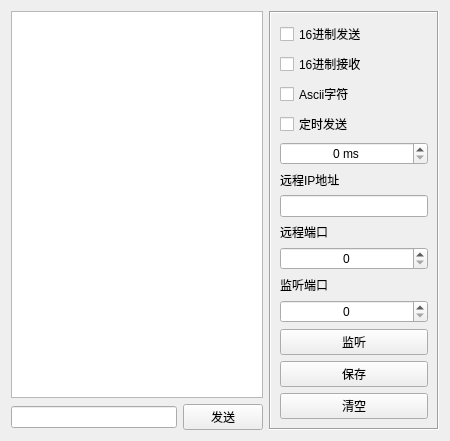
Old version of the form HeExample/HeControl/HUdpServerWidget.ui in the repository hexianqi/QtCode.
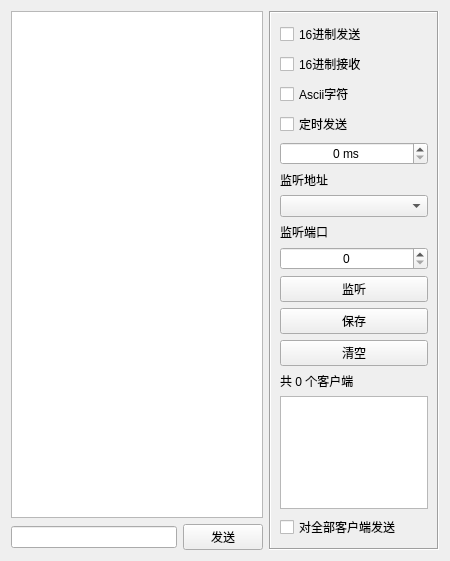
New version of the form.

Patch:
```diff
--- a/HeExample/HeControl/HUdpServerWidget.ui
+++ b/HeExample/HeControl/HUdpServerWidget.ui
@@ -7,7 +7,7 @@
     <x>0</x>
     <y>0</y>
     <width>450</width>
-    <height>413</height>
+    <height>561</height>
    </rect>
   </property>
   <property name="windowTitle">
@@ -98,29 +98,12 @@
       <item>
        <widget class="QLabel" name="label_101">
         <property name="text">
-         <string>远程IP地址</string>
+         <string>监听地址</string>
         </property>
        </widget>
       </item>
       <item>
-       <widget class="QLineEdit" name="lineEdit_101"/>
-      </item>
-      <item>
-       <widget class="QLabel" name="label_102">
-        <property name="text">
-         <string>远程端口</string>
-        </property>
-       </widget>
-      </item>
-      <item>
-       <widget class="QSpinBox" name="spinBox_102">
-        <property name="alignment">
-         <set>Qt::AlignCenter</set>
-        </property>
-        <property name="maximum">
-         <number>65535</number>
-        </property>
-       </widget>
+       <widget class="QComboBox" name="comboBox_101"/>
       </item>
       <item>
        <widget class="QLabel" name="label_103">
@@ -130,7 +113,7 @@
        </widget>
       </item>
       <item>
-       <widget class="QSpinBox" name="spinBox_103">
+       <widget class="QSpinBox" name="spinBox_102">
         <property name="alignment">
          <set>Qt::AlignCenter</set>
         </property>
@@ -161,17 +144,21 @@
        </widget>
       </item>
       <item>
-       <spacer name="spacer_101">
-        <property name="orientation">
-         <enum>Qt::Vertical</enum>
+       <widget class="QLabel" name="label_104">
+        <property name="text">
+         <string>共 0 个客户端</string>
         </property>
-        <property name="sizeHint" stdset="0">
-         <size>
-          <width>20</width>
-          <height>40</height>
-         </size>
+       </widget>
+      </item>
+      <item>
+       <widget class="QListWidget" name="listWidget_101"/>
+      </item>
+      <item>
+       <widget class="QCheckBox" name="checkBox_105">
+        <property name="text">
+         <string>对全部客户端发送</string>
         </property>
-       </spacer>
+       </widget>
       </item>
      </layout>
     </widget>
```
Left out of the diff: 2 changed lines with no effect on the pictures.
